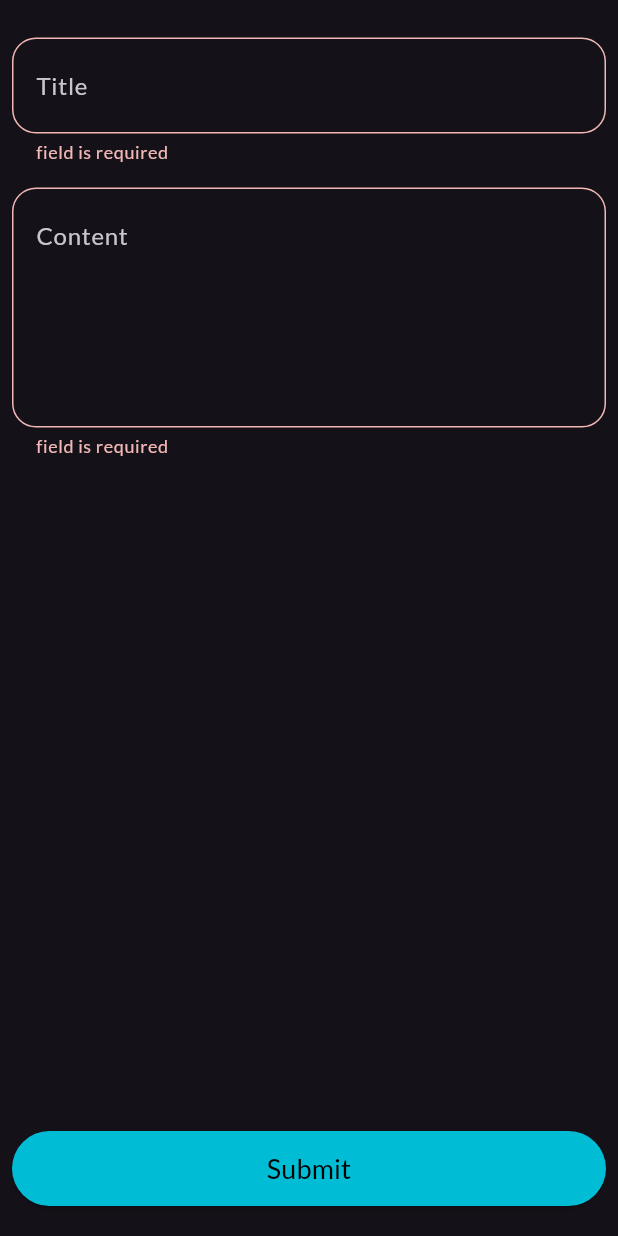
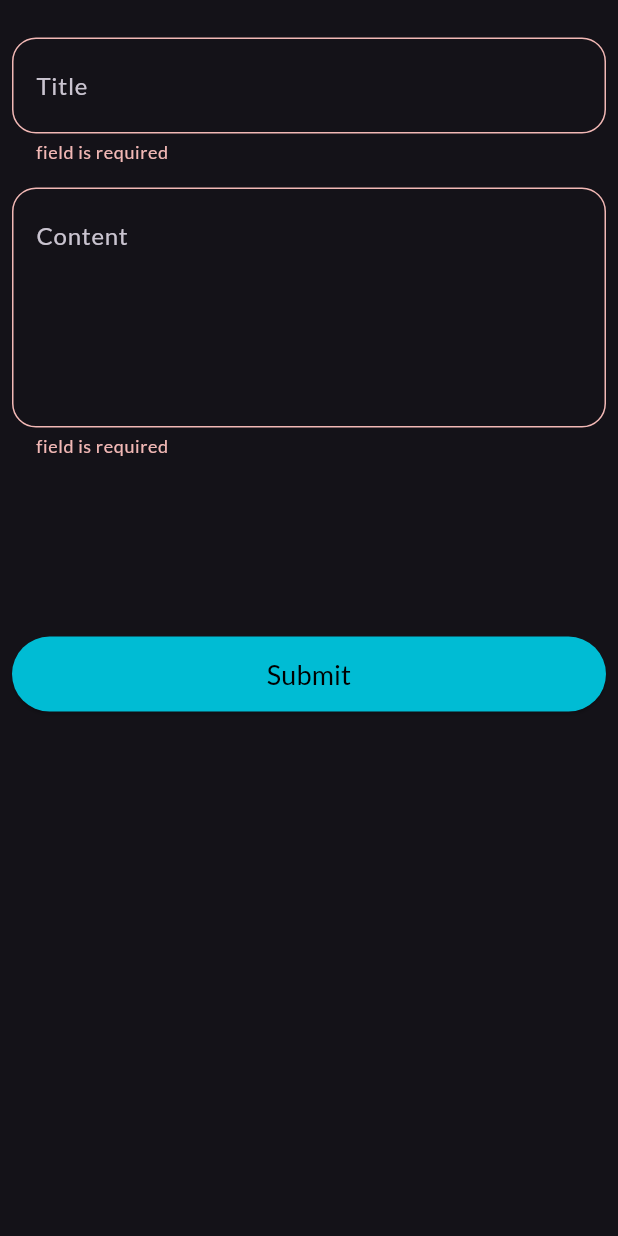
Before and after one commit to Abdullah-Mahran1/notes_app, a Flutter app: the ModalSheet widget shown alone on an empty page, opened directly, after a tap on "Submit", on a phone screen of 412 x 824 dp. Run offline on Flutter 3.47's test engine with Material 3 defaults, Android fonts, the phone set to English and light mode, and no system bars; drawn by our look-alikes of modal_progress_hud_nsn; our stand-ins replace bloc, flutter_bloc, hive_flutter; accounts and stored records are empty.

```diff
--- /dev/null
+++ b/devtools_options.yaml
@@ -0,0 +1,3 @@
+description: This file stores settings for Dart & Flutter DevTools.
+documentation: https://docs.flutter.dev/tools/devtools/extensions#configure-extension-enablement-states
+extensions:
--- a/lib/cubits/cubit/add_card_cubit.dart
+++ b/lib/cubits/add_cards_cubit/add_card_cubit.dart
@@ -11,6 +11,7 @@ class AddCardCubit extends Cubit<AddCardState> {
 
   addNote(CardModel card) {
     emit(AddCardLoading());
+    Future.delayed(const Duration(milliseconds: 500));
 
     try {
       var cardBox = Hive.box<CardModel>(notesBox);
--- a/lib/models/card_model.dart
+++ b/lib/models/card_model.dart
@@ -7,7 +7,7 @@ part 'card_model.g.dart';
 @HiveType(typeId: 0)
 class CardModel extends HiveObject {
   @HiveField(0)
-  Color color;
+  int color;
 
   @HiveField(1)
   String title;
@@ -16,7 +16,7 @@ class CardModel extends HiveObject {
   String descr;
 
   @HiveField(3)
-  DateTime date;
+  String date;
   CardModel(
       {required this.color,
       required this.title,
--- a/lib/views/note_edit_view.dart
+++ b/lib/views/note_edit_view.dart
@@ -11,11 +11,11 @@ class NoteEditView extends StatelessWidget {
         appBar: const CustomAppBar(title: 'Note Edit', icon: Icons.check),
         body: Container(
           padding: const EdgeInsets.all(8.0),
-          child: Column(
+          child: const Column(
             children: [
-              const SizedBox(height: 30),
+              SizedBox(height: 30),
               TextField1(hintText: 'Title'),
-              const SizedBox(height: 30),
+              SizedBox(height: 30),
               TextField1(hintText: 'Content', maxLines: 5),
             ],
           ),
--- a/lib/views/notes_view.dart
+++ b/lib/views/notes_view.dart
@@ -1,7 +1,7 @@
 import 'package:flutter/material.dart';
 import 'package:flutter_bloc/flutter_bloc.dart';
 import 'package:notes_app/constants.dart';
-import 'package:notes_app/cubits/cubit/add_card_cubit.dart';
+import 'package:notes_app/cubits/add_cards_cubit/add_card_cubit.dart';
 import 'package:notes_app/models/card_model.dart';
 import 'package:notes_app/widgets/card_widget.dart';
 import 'package:notes_app/widgets/custom_app_bar.dart';
@@ -15,16 +15,11 @@ class NotesView extends StatelessWidget {
 
   @override
   Widget build(BuildContext context) {
-    return MultiBlocProvider(
-      providers: [
-        BlocProvider(
-          create: (context) => AddCardCubit(),
-        ),
-      ],
-      child: Scaffold(
+    return Scaffold(
       floatingActionButton: FloatingActionButton(
         onPressed: () {
           showModalBottomSheet(
+              isScrollControlled: true,
               context: context,
               builder: (context) {
                 return ModalSheet();
@@ -36,8 +31,7 @@ class NotesView extends StatelessWidget {
         title: 'Notes',
         icon: Icons.search,
       ),
-        body: Expanded(child: cardsListView()),
-      ),
+      body: cardsListView(),
     );
   }
 }
@@ -50,10 +44,10 @@ Widget cardsListView() {
         itemBuilder: (context, index) {
           return CardWidget(
             cardEntity: CardModel(
-                color: Colors.cyan,
+                color: Colors.cyan.value,
                 title: 'Note #1',
                 descr: 'This is the fst Note in the app',
-                date: DateTime(2019, 1, 30)),
+                date: DateTime(2019, 1, 30).toString()),
           );
         }),
   );
@@ -82,11 +76,15 @@ class _ModalSheetState extends State<ModalSheet> {
         }
       },
       builder: (context, state) {
-        return ModalProgressHUD(
+        return Padding(
+          padding:
+              EdgeInsets.only(bottom: MediaQuery.of(context).viewInsets.bottom),
+          child: ModalProgressHUD(
             inAsyncCall: state is AddCardLoading ? true : false,
             child: Form(
               key: formKey,
-            child: Container(
+              child: SizedBox(
+                  height: MediaQuery.of(context).size.height * 3 / 5,
                   child: Column(children: [
                     const SizedBox(
                       height: 25,
@@ -105,25 +103,33 @@ class _ModalSheetState extends State<ModalSheet> {
                         description = val;
                       },
                     ),
-              Expanded(
+                    const Expanded(
                         child: Placeholder(
                       color: Colors.transparent,
                     )),
                     Container(
-                padding:
-                    const EdgeInsets.symmetric(vertical: 20, horizontal: 8),
+                      padding: const EdgeInsets.symmetric(
+                          vertical: 20, horizontal: 8),
                       width: MediaQuery.of(context).size.width,
                       height: 90,
                       child: ElevatedButton(
                         onPressed: () {
                           if (formKey.currentState!.validate()) {
                             formKey.currentState!.save();
+                            CardModel cardModel = CardModel(
+                                color: Colors.orangeAccent.value,
+                                title: title!,
+                                descr: description!,
+                                date: DateTime.now().toString());
+                            BlocProvider.of<AddCardCubit>(context)
+                                .addNote(cardModel);
                           } else {
                             autovalidateMode = AutovalidateMode.always;
                           }
                         },
                         style: ButtonStyle(
-                      backgroundColor: WidgetStateProperty.all(primaryColor)),
+                            backgroundColor:
+                                WidgetStateProperty.all(primaryColor)),
                         child: const Text(
                           'Submit',
                           style: TextStyle(color: Colors.black, fontSize: 18),
@@ -132,6 +138,7 @@ class _ModalSheetState extends State<ModalSheet> {
                     )
                   ])),
             ),
+          ),
         );
       },
     );
```
Also changed, not shown: lib/cubits/read_cards_cubit/add_card_cubit.dart (added, +40 -0 lines), lib/cubits/read_cards_cubit/read_cards_cubit.dart (added, +23 -0 lines), lib/cubits/read_cards_cubit/read_cards_state.dart (added, +20 -0 lines), lib/main.dart (+16 -4 lines), lib/views/simple_bloc_observer.dart (added, +34 -0 lines), lib/widgets/card_widget.dart (+9 -7 lines), lib/cubits/add_cards_cubit/add_card_state.dart (renamed from lib/cubits/cubit/add_card_state.dart), lib/models/card_model.g.dart. Lines whose indentation alone changed are shown as unchanged.
